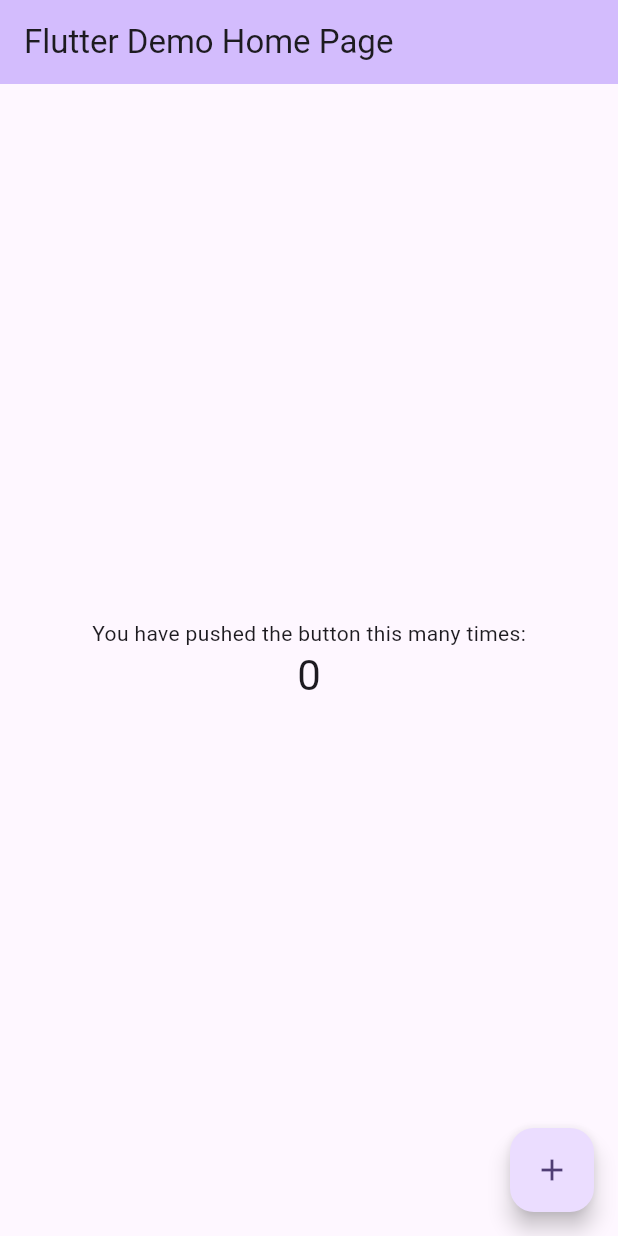
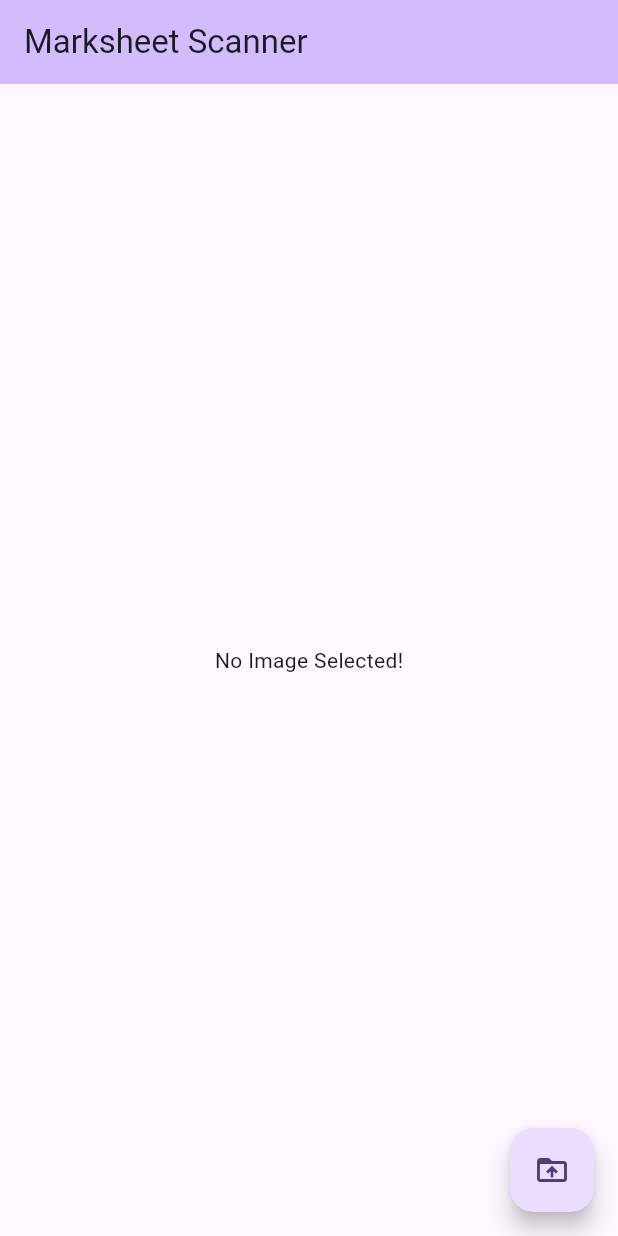
Before and after one commit to roobeen-b/marksheet_scanner, a Flutter app: the screen it shows after launch, on a phone screen of 412 x 824 dp. Run offline on Flutter 3.47's test engine with Material 3 defaults, Android fonts, the light colour scheme and no system bars; our stand-ins replace image_picker.

Commit message:
Added image picker button and image preview

```diff
--- /dev/null
+++ b/lib/home/home.dart
@@ -0,0 +1,61 @@
+import 'dart:io';
+import 'package:flutter/material.dart';
+import 'package:image_picker/image_picker.dart';
+
+class MyHomePage extends StatefulWidget {
+  const MyHomePage({super.key, required this.title});
+
+  final String title;
+
+  @override
+  State<MyHomePage> createState() => _MyHomePageState();
+}
+
+class _MyHomePageState extends State<MyHomePage> {
+  bool _isLoading = false;
+  File? _image;
+  final imagePicker = ImagePicker();
+
+  Future pickImageFromGallery() async {
+    setState(() {
+      _isLoading = true;
+    });
+    final pickedImage =
+        await imagePicker.pickImage(source: ImageSource.gallery);
+    if (pickedImage != null) {
+      setState(() {});
+      _image = File(pickedImage.path);
+      _isLoading = false;
+    }
+  }
+
+  @override
+  Widget build(BuildContext context) {
+    return Scaffold(
+      appBar: AppBar(
+        backgroundColor: Theme.of(context).colorScheme.inversePrimary,
+        title: Text(widget.title),
+      ),
+      body: Center(
+        child: _isLoading
+            ? const CircularProgressIndicator()
+            : _image == null
+                ? const Text('No Image Selected!')
+                : Column(
+                    mainAxisAlignment: MainAxisAlignment.center,
+                    children: <Widget>[
+                      Image.file(
+                        _image!,
+                        height: MediaQuery.of(context).size.height * 0.5,
+                      ),
+                    ],
+                  ),
+      ),
+      floatingActionButton: FloatingActionButton(
+        onPressed: pickImageFromGallery,
+        tooltip: 'Pick an Image',
+        child: const Icon(Icons.drive_folder_upload),
+      ),
+    );
+  }
+}
--- a/lib/main.dart
+++ b/lib/main.dart
@@ -1,4 +1,5 @@
 import 'package:flutter/material.dart';
+import 'package:marksheet_scanner/home/home.dart';
 
 void main() {
   runApp(const MyApp());
@@ -7,119 +8,16 @@
 class MyApp extends StatelessWidget {
   const MyApp({super.key});
 
-  // This widget is the root of your application.
   @override
   Widget build(BuildContext context) {
     return MaterialApp(
-      title: 'Flutter Demo',
+      title: 'Marksheet Scanner',
+      debugShowCheckedModeBanner: false,
       theme: ThemeData(
-        // This is the theme of your application.
-        //
-        // TRY THIS: Try running your application with "flutter run". You'll see
-        // the application has a purple toolbar. Then, without quitting the app,
-        // try changing the seedColor in the colorScheme below to Colors.green
-        // and then invoke "hot reload" (save your changes or press the "hot
-        // reload" button in a Flutter-supported IDE, or press "r" if you used
-        // the command line to start the app).
-        //
-        // Notice that the counter didn't reset back to zero; the application
-        // state is not lost during the reload. To reset the state, use hot
-        // restart instead.
-        //
-        // This works for code too, not just values: Most code changes can be
-        // tested with just a hot reload.
         colorScheme: ColorScheme.fromSeed(seedColor: Colors.deepPurple),
         useMaterial3: true,
       ),
-      home: const MyHomePage(title: 'Flutter Demo Home Page'),
+      home: const MyHomePage(title: 'Marksheet Scanner'),
     );
   }
 }
-
-class MyHomePage extends StatefulWidget {
-  const MyHomePage({super.key, required this.title});
-
-  // This widget is the home page of your application. It is stateful, meaning
-  // that it has a State object (defined below) that contains fields that affect
-  // how it looks.
-
-  // This class is the configuration for the state. It holds the values (in this
-  // case the title) provided by the parent (in this case the App widget) and
-  // used by the build method of the State. Fields in a Widget subclass are
-  // always marked "final".
-
-  final String title;
-
-  @override
-  State<MyHomePage> createState() => _MyHomePageState();
-}
-
-class _MyHomePageState extends State<MyHomePage> {
-  int _counter = 0;
-
-  void _incrementCounter() {
-    setState(() {
-      // This call to setState tells the Flutter framework that something has
-      // changed in this State, which causes it to rerun the build method below
-      // so that the display can reflect the updated values. If we changed
-      // _counter without calling setState(), then the build method would not be
-      // called again, and so nothing would appear to happen.
-      _counter++;
-    });
-  }
-
-  @override
-  Widget build(BuildContext context) {
-    // This method is rerun every time setState is called, for instance as done
-    // by the _incrementCounter method above.
-    //
-    // The Flutter framework has been optimized to make rerunning build methods
-    // fast, so that you can just rebuild anything that needs updating rather
-    // than having to individually change instances of widgets.
-    return Scaffold(
-      appBar: AppBar(
-        // TRY THIS: Try changing the color here to a specific color (to
-        // Colors.amber, perhaps?) and trigger a hot reload to see the AppBar
-        // change color while the other colors stay the same.
-        backgroundColor: Theme.of(context).colorScheme.inversePrimary,
-        // Here we take the value from the MyHomePage object that was created by
-        // the App.build method, and use it to set our appbar title.
-        title: Text(widget.title),
-      ),
-      body: Center(
-        // Center is a layout widget. It takes a single child and positions it
-        // in the middle of the parent.
-        child: Column(
-          // Column is also a layout widget. It takes a list of children and
-          // arranges them vertically. By default, it sizes itself to fit its
-          // children horizontally, and tries to be as tall as its parent.
-          //
-          // Column has various properties to control how it sizes itself and
-          // how it positions its children. Here we use mainAxisAlignment to
-          // center the children vertically; the main axis here is the vertical
-          // axis because Columns are vertical (the cross axis would be
-          // horizontal).
-          //
-          // TRY THIS: Invoke "debug painting" (choose the "Toggle Debug Paint"
-          // action in the IDE, or press "p" in the console), to see the
-          // wireframe for each widget.
-          mainAxisAlignment: MainAxisAlignment.center,
-          children: <Widget>[
-            const Text(
-              'You have pushed the button this many times:',
-            ),
-            Text(
-              '$_counter',
-              style: Theme.of(context).textTheme.headlineMedium,
-            ),
-          ],
-        ),
-      ),
-      floatingActionButton: FloatingActionButton(
-        onPressed: _incrementCounter,
-        tooltip: 'Increment',
-        child: const Icon(Icons.add),
-      ), // This trailing comma makes auto-formatting nicer for build methods.
-    );
-  }
-}
--- a/pubspec.yaml
+++ b/pubspec.yaml
@@ -35,6 +35,8 @@ dependencies:
   # The following adds the Cupertino Icons font to your application.
   # Use with the CupertinoIcons class for iOS style icons.
   cupertino_icons: ^1.0.6
+  image_picker: ^1.1.2
+  google_ml_kit: ^0.18.0
 
 dev_dependencies:
   flutter_test:
```
Also changed, not shown: 6 other files.
